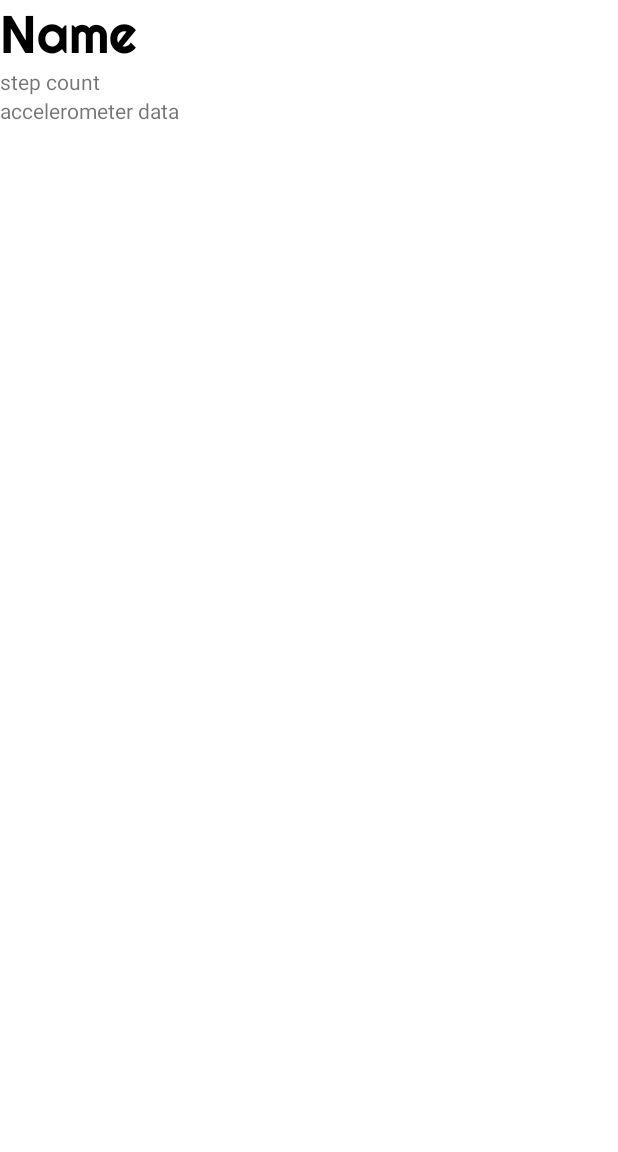
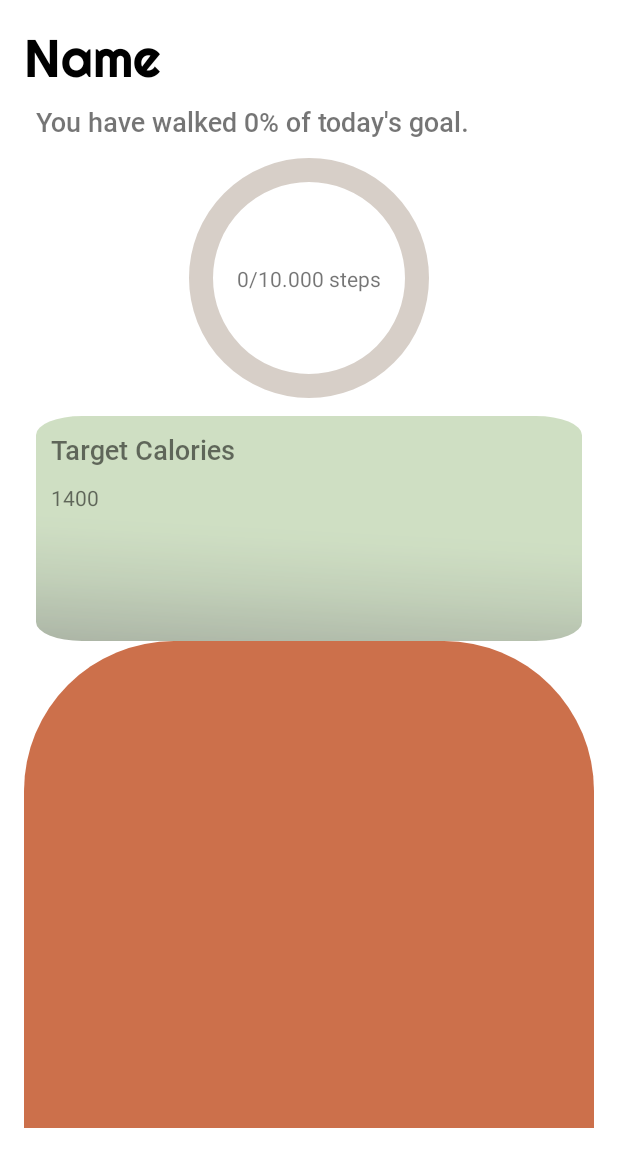
Before and after one commit to mariaasoltanei/CaloriePredictor, an Android app: the screen it shows after launch (MainActivity), on a phone screen of 412 x 824 dp, the part 84-1236 px from its top. Run offline under Robolectric (Android 15) with nearby library versions, the phone set to English and light mode, and no system bars; our stand-ins replace navigation-ui; 1 statement that could not run was skipped.

Commit message:
Added step counter progress bar

```diff
--- a/app/src/main/java/ro/android/thesis/DashboardFragment.java
+++ b/app/src/main/java/ro/android/thesis/DashboardFragment.java
@@ -11,6 +11,7 @@ import android.hardware.SensorEventListener;
 import android.hardware.SensorManager;
 import android.os.Build;
 import android.os.Bundle;
+import android.os.Handler;
 
 import androidx.annotation.NonNull;
 import androidx.annotation.Nullable;
@@ -23,6 +24,7 @@ import android.view.ViewGroup;
 import android.widget.TextView;
 import android.widget.Toast;
 
+import com.google.android.material.progressindicator.CircularProgressIndicator;
 import com.google.gson.Gson;
 import com.google.gson.reflect.TypeToken;
 
@@ -40,10 +42,15 @@ public class DashboardFragment extends Fragment implements SensorEventListener {
     private int numStepsTaken = 0;
     private int numStepsReported = 0;
     private int numSteptDetector = 0;
+    private int statusProgressSteps = 0;
+
+    private Handler progressBarbHandler = new Handler();
 
     TextView countSteps;
     TextView accelerometerData;
     TextView userName;
+    TextView percentageGoal;
+    CircularProgressIndicator circularProgressIndicator;
     public DashboardFragment(){
 
     }
@@ -54,13 +61,17 @@ public class DashboardFragment extends Fragment implements SensorEventListener {
     @Override
     public View onCreateView(LayoutInflater inflater, ViewGroup container, Bundle savedInstanceState) {
         View rootView = inflater.inflate(R.layout.fragment_dashboard, container, false);
+
         if(!stepSensorsAvailable()){
             showToast("Sensors not available for this device!");
             //return;
         }
-        countSteps = rootView.findViewById(R.id.tvSteps);
+        countSteps = rootView.findViewById(R.id.tvDailySteps);
         accelerometerData = rootView.findViewById(R.id.tvAccelerometer);
         userName = rootView.findViewById(R.id.tvUserName);
+        circularProgressIndicator = rootView.findViewById(R.id.progressBarSteps);
+        percentageGoal = rootView.findViewById(R.id.tvPercentageGoal);
+        circularProgressIndicator.setMax(100);
 
         sensorManager = (SensorManager) this.getContext().getSystemService(SENSOR_SERVICE);
         sensorAccelerometer = sensorManager.getDefaultSensor(Sensor.TYPE_ACCELEROMETER);
@@ -69,6 +80,7 @@ public class DashboardFragment extends Fragment implements SensorEventListener {
 
         registerSensorListeners();
         loadSharePrefsData();
+        startProgressBarThread();
         return rootView;
     }
     public boolean stepSensorsAvailable(){
@@ -105,7 +117,7 @@ public class DashboardFragment extends Fragment implements SensorEventListener {
         }
         if(sensorEvent.sensor.getType() == Sensor.TYPE_STEP_DETECTOR){
             numSteptDetector++;
-            countSteps.setText(String.valueOf(numSteptDetector));
+            countSteps.setText(String.valueOf(numSteptDetector) + "/10.000 steps");
         }
         if(sensorEvent.sensor.getType() == Sensor.TYPE_ACCELEROMETER){
             String x = String.format("%.02f", sensorEvent.values[0]);
@@ -133,4 +145,30 @@ public class DashboardFragment extends Fragment implements SensorEventListener {
             userName.setText("Hi, "+user.getFirstName() +"!");
         }
     }
+    public int convertStepsToProgress(){
+        int noSteps = Integer.parseInt(String.valueOf(countSteps.getText().charAt(0)));
+        if(noSteps == 0) {
+            return 1 * 0;
+        }
+        return (int) (noSteps*0.10);
+
+    }
+    public void startProgressBarThread(){
+        progressBarbHandler.postDelayed(new Runnable() {
+            @Override
+            public void run() {
+                int i  = convertStepsToProgress();
+                int percentage;
+                if (i <= 100) {
+                    circularProgressIndicator.setProgress(i);
+                    percentageGoal.setText("You have walked " + String.valueOf(i) +"% of today's goal.");
+                    i++;
+                    progressBarbHandler.postDelayed(this, 200);
+                } else {
+                    progressBarbHandler.removeCallbacks(this);
+                }
+            }
+        }, 200);
+    }
+
 }
--- /dev/null
+++ b/app/src/main/res/drawable/bg_bmr.xml
@@ -0,0 +1,7 @@
+<?xml version="1.0" encoding="utf-8"?>
+<shape xmlns:android="http://schemas.android.com/apk/res/android">
+    <solid android:color="@color/paleRed"/>
+    <corners android:radius="100dp"/>
+    <padding android:left="16dp"
+        android:right="32dp"/>
+</shape>
--- /dev/null
+++ b/app/src/main/res/drawable/bg_target_cals.xml
@@ -0,0 +1,19 @@
+<vector android:alpha="0.8" android:height="200.25032dp"
+    android:viewportHeight="400" android:viewportWidth="399.5"
+    android:width="200dp" xmlns:aapt="http://schemas.android.com/aapt" xmlns:android="http://schemas.android.com/apk/res/android">
+    <path android:fillAlpha="0.62"
+        android:pathData="M33.7,0L365.8,0A33.7,33.7 0,0 1,399.5 33.7L399.5,366.3A33.7,33.7 0,0 1,365.8 400L33.7,400A33.7,33.7 0,0 1,0 366.3L0,33.7A33.7,33.7 0,0 1,33.7 0z" android:strokeAlpha="0.62">
+        <aapt:attr name="android:fillColor">
+            <gradient android:endX="147.64" android:endY="600.07"
+                android:startX="199.52" android:startY="201.78" android:type="linear">
+                <item android:color="#FF9FC088" android:offset="0"/>
+                <item android:color="#FF98B782" android:offset="0.1"/>
+                <item android:color="#FF85A172" android:offset="0.27"/>
+                <item android:color="#FF667C58" android:offset="0.47"/>
+                <item android:color="#FF3C4933" android:offset="0.71"/>
+                <item android:color="#FF070806" android:offset="0.97"/>
+                <item android:color="#FF000000" android:offset="1"/>
+            </gradient>
+        </aapt:attr>
+    </path>
+</vector>
--- /dev/null
+++ b/app/src/main/res/drawable/ic_transparent_brown.xml
@@ -0,0 +1,11 @@
+<vector xmlns:android="http://schemas.android.com/apk/res/android"
+    android:width="271dp"
+    android:height="271dp"
+    android:viewportWidth="271"
+    android:viewportHeight="271">
+  <path
+      android:pathData="M0,0h271v271h-271z"
+      android:strokeAlpha="0.32"
+      android:fillColor="#614124"
+      android:fillAlpha="0.32"/>
+</vector>
--- /dev/null
+++ b/app/src/main/res/drawable/step_progress.xml
@@ -0,0 +1,18 @@
+<?xml version="1.0" encoding="utf-8"?>
+<layer-list xmlns:android="http://schemas.android.com/apk/res/android">
+    <item android:id="@android:id/background">
+        <shape>
+            <corners android:radius="2dp" />
+            <solid android:color="@color/brown" />
+        </shape>
+    </item>
+
+    <item android:id="@android:id/progress">
+        <clip>
+            <shape>
+                <corners android:radius="2dp" />
+                <solid android:color="#ffff00" />
+            </shape>
+        </clip>
+    </item>
+</layer-list>
--- a/app/src/main/res/layout/fragment_dashboard.xml
+++ b/app/src/main/res/layout/fragment_dashboard.xml
@@ -2,7 +2,9 @@
 <androidx.constraintlayout.widget.ConstraintLayout xmlns:android="http://schemas.android.com/apk/res/android"
     xmlns:app="http://schemas.android.com/apk/res-auto"
     android:layout_width="match_parent"
-    android:layout_height="match_parent">
+    android:layout_height="match_parent"
+    android:layout_gravity="center"
+    android:layout_margin="16dp">
 
     <TextView
         android:id="@+id/tvUserName"
@@ -16,18 +18,93 @@
         android:textColor="@color/black"/>
 
     <TextView
-        android:id="@+id/tvSteps"
+        android:id="@+id/tvPercentageGoal"
         android:layout_width="wrap_content"
         android:layout_height="wrap_content"
-        android:text="step count"
+        android:text="You have walked 0% of today's goal."
+        android:fontFamily="@font/roboto_medium"
+        android:textSize="18dp"
+        android:padding="8dp"
         app:layout_constraintLeft_toLeftOf="parent"
         app:layout_constraintTop_toBottomOf="@id/tvUserName" />
+
+    <com.google.android.material.progressindicator.CircularProgressIndicator
+        android:id="@+id/progressBarSteps"
+        android:layout_width="wrap_content"
+        android:layout_height="wrap_content"
+        app:layout_constraintTop_toBottomOf="@id/tvPercentageGoal"
+        app:layout_constraintLeft_toLeftOf="parent"
+        app:indicatorColor="@color/brown"
+        app:trackColor="@color/brown_40transparency"
+        app:trackThickness="16dp"
+        app:indicatorSize="160dp"
+        android:progress="80"
+        app:trackCornerRadius="10dp"
+        app:layout_constraintRight_toRightOf="parent"
+        android:indeterminateBehavior="cycle"
+        />
+        />
+    <TextView
+        android:id="@+id/tvDailySteps"
+        android:layout_width="wrap_content"
+        android:layout_height="wrap_content"
+        app:layout_constraintTop_toTopOf="@id/progressBarSteps"
+        app:layout_constraintBottom_toBottomOf="@id/progressBarSteps"
+        android:text="0/10.000 steps"
+        app:layout_constraintLeft_toLeftOf="@id/progressBarSteps"
+        app:layout_constraintRight_toRightOf="@id/progressBarSteps"/>
     <TextView
         android:id="@+id/tvAccelerometer"
         android:layout_width="wrap_content"
         android:layout_height="wrap_content"
         android:text="accelerometer data"
         app:layout_constraintLeft_toLeftOf="parent"
-        app:layout_constraintTop_toBottomOf="@id/tvSteps" />
+        app:layout_constraintBottom_toBottomOf="parent"
+        app:layout_constraintRight_toRightOf="parent"/>
+    <View
+        android:id="@+id/vTargetCalories"
+        android:layout_width="match_parent"
+        android:layout_height="150dp"
+        app:layout_constraintTop_toBottomOf="@id/progressBarSteps"
+        android:background="@drawable/bg_target_cals"
+        app:layout_constraintLeft_toLeftOf="parent"
+        app:layout_constraintRight_toRightOf="parent"
+        app:layout_constraintBottom_toTopOf="@id/vBMR"
+        android:layout_margin="8dp"/>
+    <TextView
+        android:id="@+id/tVTargetCaloriesText"
+        android:layout_width="wrap_content"
+        android:layout_height="wrap_content"
+        app:layout_constraintTop_toTopOf="@id/vTargetCalories"
+        app:layout_constraintLeft_toLeftOf="@id/vTargetCalories"
+        android:text="Target Calories"
+        android:layout_margin="10dp"
+        android:textSize="18dp"
+        android:fontFamily="@font/roboto_medium"
+        />
+    <TextView
+        android:layout_width="wrap_content"
+        android:layout_height="wrap_content"
+        android:text="1400"
+        app:layout_constraintLeft_toLeftOf="@id/vTargetCalories"
+        app:layout_constraintTop_toBottomOf = "@id/tVTargetCaloriesText"
+        android:layout_margin = "10dp"
+        />
+
+    <View
+        android:id="@+id/vBMR"
+        android:layout_width="wrap_content"
+        android:layout_height="wrap_content"
+        app:layout_constraintTop_toBottomOf="@id/vTargetCalories"
+        app:layout_constraintLeft_toLeftOf="parent"
+        android:background="@drawable/bg_bmr"
+        />
+    <View
+        android:layout_width="wrap_content"
+        android:layout_height="wrap_content"
+        app:layout_constraintRight_toRightOf="parent"
+        app:layout_constraintTop_toBottomOf="@id/vTargetCalories"
+        />
+
 
 </androidx.constraintlayout.widget.ConstraintLayout>
--- a/app/src/main/res/values/colors.xml
+++ b/app/src/main/res/values/colors.xml
@@ -9,6 +9,8 @@
     <color name="beige">#E8C07D</color>
     <color name="paleRed">#CC704B</color>
     <color name="brown">#614124</color>
+    <color name="brown_40transparency">#40614124</color>
+    <color name="paleRed_80transparency">#80CC704B</color>
     <color name="black">#FF000000</color>
     <color name="white">#FFFFFFFF</color>
 </resources>
```
